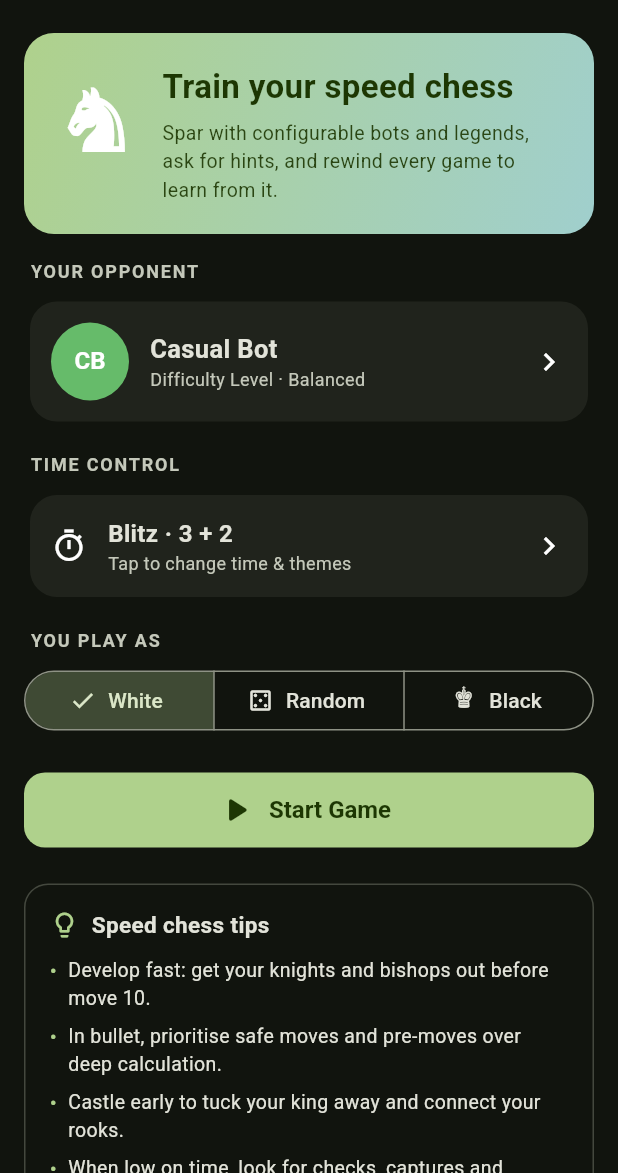
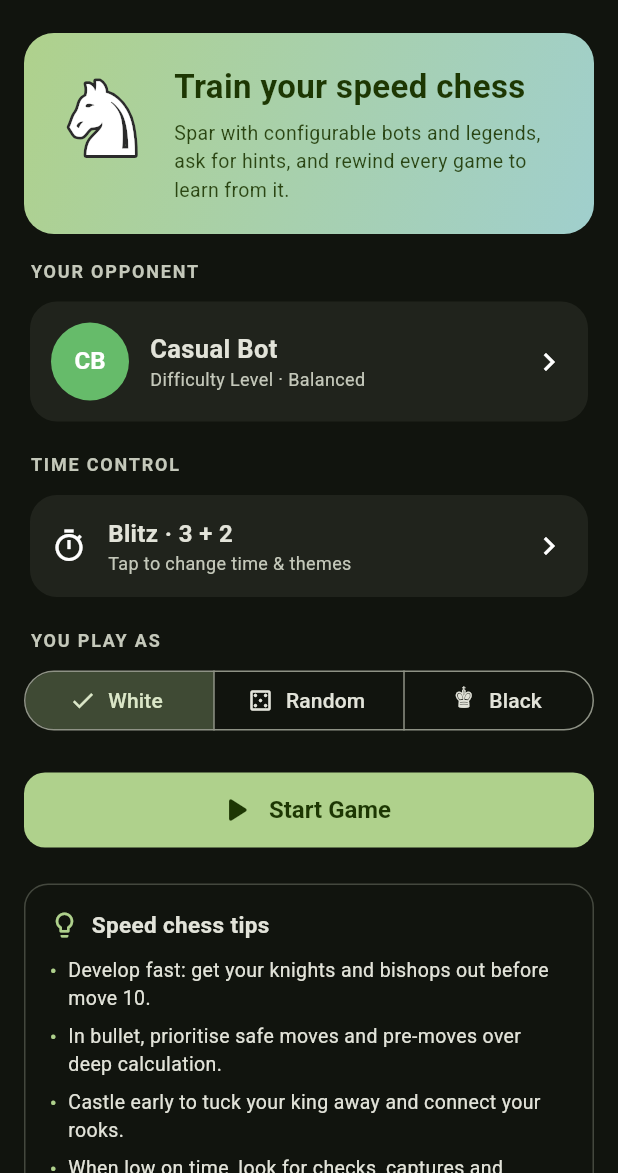
Before and after one commit to Bobs-Dev-Attic/SpeedChessTrainer, a Flutter app: the screen it shows after launch, on a phone screen of 412 x 824 dp, the part 63-1236 px from its top. Run offline on Flutter 3.47's test engine with Material 3 defaults, Android fonts, the phone set to English and light mode, and no system bars; our stand-ins replace shared_preferences; missing offline and left inert: chess.

Commit message:
Outline pieces and fix glyphs intermittently rendering in colour
Introduce a PieceView widget that draws each piece glyph with an explicit
foreground Paint (a stroke outline layer behind a fill layer) in the
bundled monochrome chess font. Using foreground Paint forces monochrome
rendering, so CanvasKit can no longer substitute a colour/emoji font that
made pieces render green/black regardless of the requested colour
(reproduced on rematch). The stroke also gives white pieces a dark outline
so they stay legible on light squares, and black pieces a light outline.

Used on the board, promotion dialog, captured-piece tray and the home
hero. Captured pieces now render in their true army colour. Render test
updated to assert on PieceView.

Co-Authored-By: Claude Opus 4.8 <noreply@anthropic.com>
Claude-Session: https://claude.ai/code/session_01Pkd4qYufrmhX8JACtYFrRu

```diff
--- a/lib/screens/home_screen.dart
+++ b/lib/screens/home_screen.dart
@@ -6,6 +6,7 @@ import 'package:provider/provider.dart';
 import '../models/opponent.dart';
 import '../state/game_provider.dart';
 import '../state/settings_provider.dart';
+import '../widgets/piece_view.dart';
 import 'game_screen.dart';
 import 'opponent_select_screen.dart';
 import 'settings_screen.dart';
@@ -104,11 +105,7 @@ class _Hero extends StatelessWidget {
       ),
       child: Row(
         children: [
-          const Text('♞',
-              style: TextStyle(
-                  fontSize: 56,
-                  fontFamily: 'NotoChessSymbols',
-                  color: Colors.white)),
+          const PieceView(glyph: '♞', size: 64, isWhite: true),
           const SizedBox(width: 16),
           Expanded(
             child: Column(
--- /dev/null
+++ b/lib/widgets/piece_view.dart
@@ -0,0 +1,67 @@
+import 'package:flutter/material.dart';
+
+/// Renders a chess piece glyph as outlined, *monochrome* text.
+///
+/// Two things make this robust:
+///  * `foreground` Paint forces the glyph to be drawn with our paint, so it
+///    can never fall back to a coloured emoji font (which previously made the
+///    pieces render green/black regardless of the requested colour).
+///  * A stroke layer is drawn behind a fill layer, giving every piece a crisp
+///    outline so white pieces stay legible on light squares (and vice-versa).
+class PieceView extends StatelessWidget {
+  const PieceView({
+    super.key,
+    required this.glyph,
+    required this.size,
+    required this.isWhite,
+  });
+
+  final String glyph;
+  final double size;
+  final bool isWhite;
+
+  @override
+  Widget build(BuildContext context) {
+    final fill = isWhite ? Colors.white : const Color(0xFF1F1F1F);
+    final outline =
+        isWhite ? const Color(0xFF2B2B2B) : const Color(0xFFEDEDED);
+    final strokeWidth = size * 0.06;
+
+    return SizedBox(
+      width: size,
+      height: size,
+      child: Stack(
+        alignment: Alignment.center,
+        children: [
+          Text(
+            glyph,
+            textAlign: TextAlign.center,
+            style: _style(
+              Paint()
+                ..style = PaintingStyle.stroke
+                ..strokeWidth = strokeWidth
+                ..strokeJoin = StrokeJoin.round
+                ..color = outline,
+            ),
+          ),
+          Text(
+            glyph,
+            textAlign: TextAlign.center,
+            style: _style(
+              Paint()
+                ..style = PaintingStyle.fill
+                ..color = fill,
+            ),
+          ),
+        ],
+      ),
+    );
+  }
+
+  TextStyle _style(Paint paint) => TextStyle(
+        fontSize: size,
+        height: 1.0,
+        fontFamily: 'NotoChessSymbols',
+        foreground: paint,
+      );
+}
```
Also changed, not shown: lib/screens/game_screen.dart (+6 -1 lines), lib/widgets/captured_pieces.dart (+10 -9 lines), lib/widgets/chess_board_widget.dart (+9 -29 lines), 1 other file.
